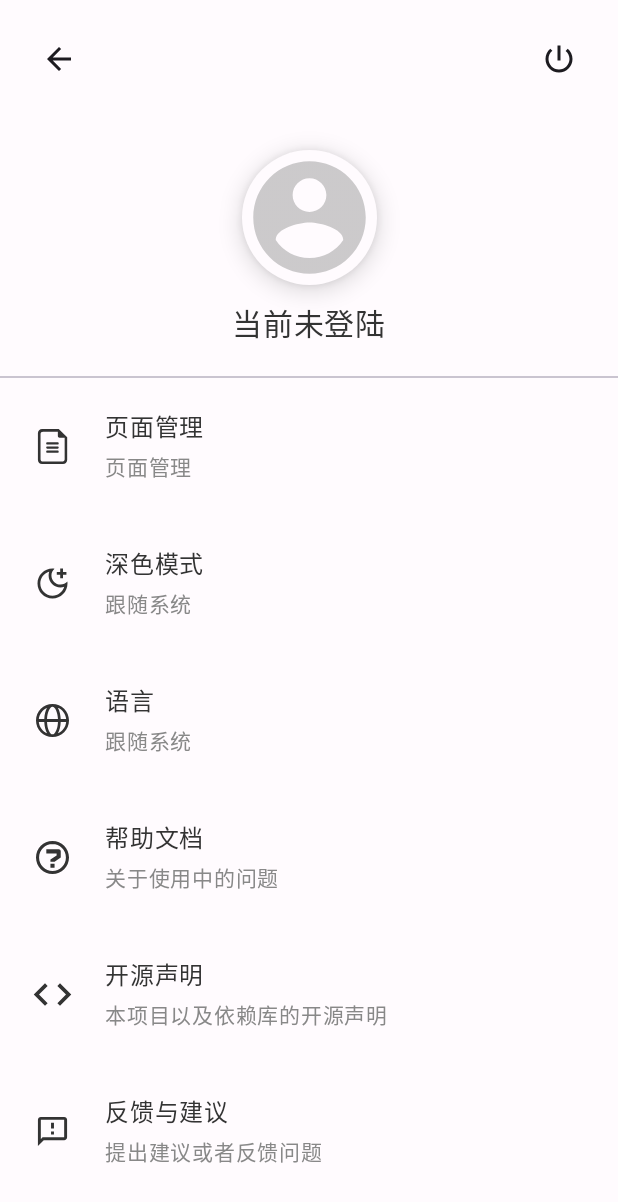
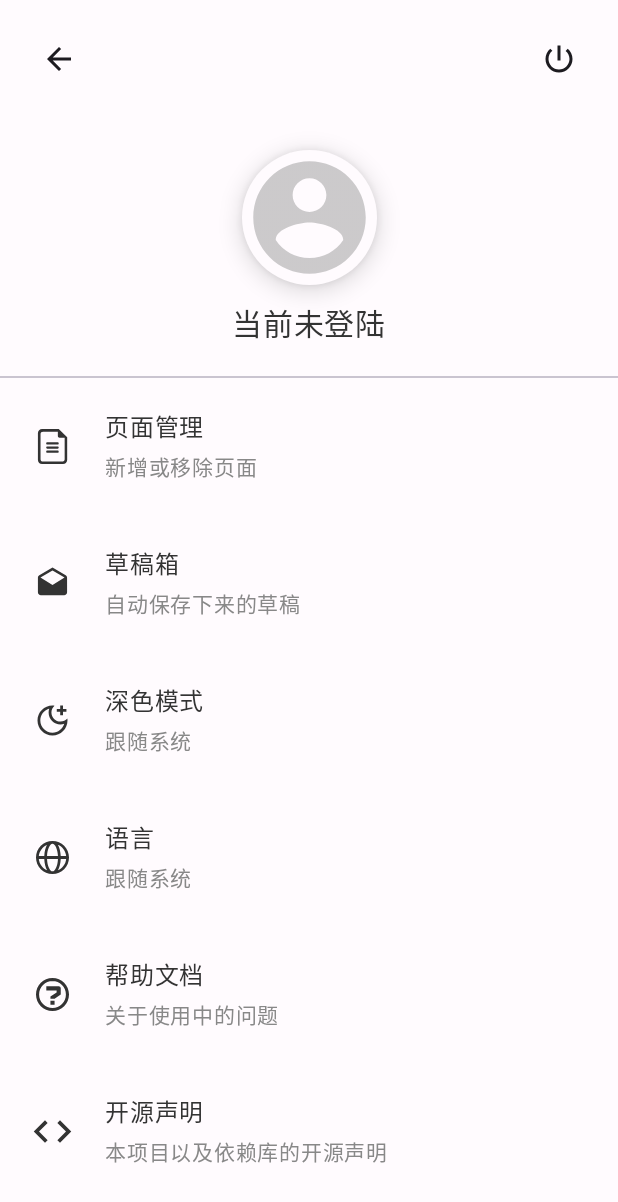
Before and after one commit to 0xZhangKe/NotionLight, an Android app built with Jetpack Compose: the SettingActivity screen opened directly, with no data from a screen before it, on a phone screen of 412 x 824 dp. Shown: the top 1202 px of the screen. Run offline under Robolectric (Android 15) with nearby library versions, the phone set to English and light mode, and no system bars; our stand-ins replace RxJava, constraintlayout-compose, livedata-compose; libraries missing offline, so code that uses them is left out: io.reactivex.rxjava3; network calls fail; pictures from the network do not load.

```diff
--- a/app/src/main/java/com/zhangke/notionlight/setting/SettingActivity.kt
+++ b/app/src/main/java/com/zhangke/notionlight/setting/SettingActivity.kt
@@ -37,6 +37,8 @@ import com.zhangke.architect.activity.BaseActivity
 import com.zhangke.architect.theme.*
 import com.zhangke.notionlight.R
 import com.zhangke.notionlight.code.OpenSourceActivity
+import com.zhangke.notionlight.draft.DraftBoxActivity
+import com.zhangke.notionlight.draft.DraftBoxManager
 import com.zhangke.notionlight.pagemanager.PageManagerActivity
 import kotlinx.coroutines.delay
 import kotlinx.coroutines.launch
@@ -154,7 +156,17 @@ class SettingActivity : BaseActivity() {
                     iconResId = R.drawable.ic_page_manager,
                     iconPadding = 3.dp,
                     title = getString(R.string.setting_page_manager),
-                    subtitle = getString(R.string.setting_page_manager),
+                    subtitle = getString(R.string.setting_page_manager_subtitle),
+                )
+
+                CreateSettingLine(
+                    modifier = Modifier.clickable {
+                        DraftBoxActivity.open(this@SettingActivity)
+                    },
+                    iconResId = R.drawable.ic_baseline_drafts_24,
+                    iconPadding = 3.dp,
+                    title = getString(R.string.setting_draft_box),
+                    subtitle = getString(R.string.setting_draft_box_subtitle),
                 )
 
                 var dayNightModeMenuExpanded by remember { mutableStateOf(false) }
--- /dev/null
+++ b/app/src/main/res/drawable/ic_baseline_drafts_24.xml
@@ -0,0 +1,10 @@
+<vector xmlns:android="http://schemas.android.com/apk/res/android"
+    android:width="24dp"
+    android:height="24dp"
+    android:viewportWidth="24"
+    android:viewportHeight="24"
+    android:tint="?attr/colorControlNormal">
+  <path
+      android:fillColor="@android:color/white"
+      android:pathData="M21.99,8c0,-0.72 -0.37,-1.35 -0.94,-1.7L12,1 2.95,6.3C2.38,6.65 2,7.28 2,8v10c0,1.1 0.9,2 2,2h16c1.1,0 2,-0.9 2,-2l-0.01,-10zM12,13L3.74,7.84 12,3l8.26,4.84L12,13z"/>
+</vector>
--- a/app/src/main/res/values/strings.xml
+++ b/app/src/main/res/values/strings.xml
@@ -63,6 +63,10 @@
 
     <string name="setting_page_manager_subtitle">新增或移除页面</string>
 
+    <string name="setting_draft_box">草稿箱</string>
+
+    <string name="setting_draft_box_subtitle">自动保存下来的草稿</string>
+
     <string name="setting_page_day_night">深色模式</string>
 
     <string name="setting_page_day_night_day">浅色模式</string>
```
Also changed, not shown: app/src/main/java/com/zhangke/notionlight/draft/DraftBoxActivity.kt (+114 -1 lines), app/src/main/java/com/zhangke/notionlight/draft/DraftBoxManager.kt (+6 -2 lines), app/src/main/java/com/zhangke/notionlight/draft/DraftBoxViewModel.kt (added, +33 -0 lines), app/src/main/java/com/zhangke/notionlight/draft/db/DraftBoxRoom.kt (+6 -11 lines), app/src/main/java/com/zhangke/notionlight/editblock/EditBlockActivity.kt (+13 -3 lines), app/src/main/java/com/zhangke/notionlight/editblock/EditBlockViewModel.kt (+29 -12 lines), app/src/main/res/drawable/ic_clear.xml (added, +9 -0 lines), 1 other file.
